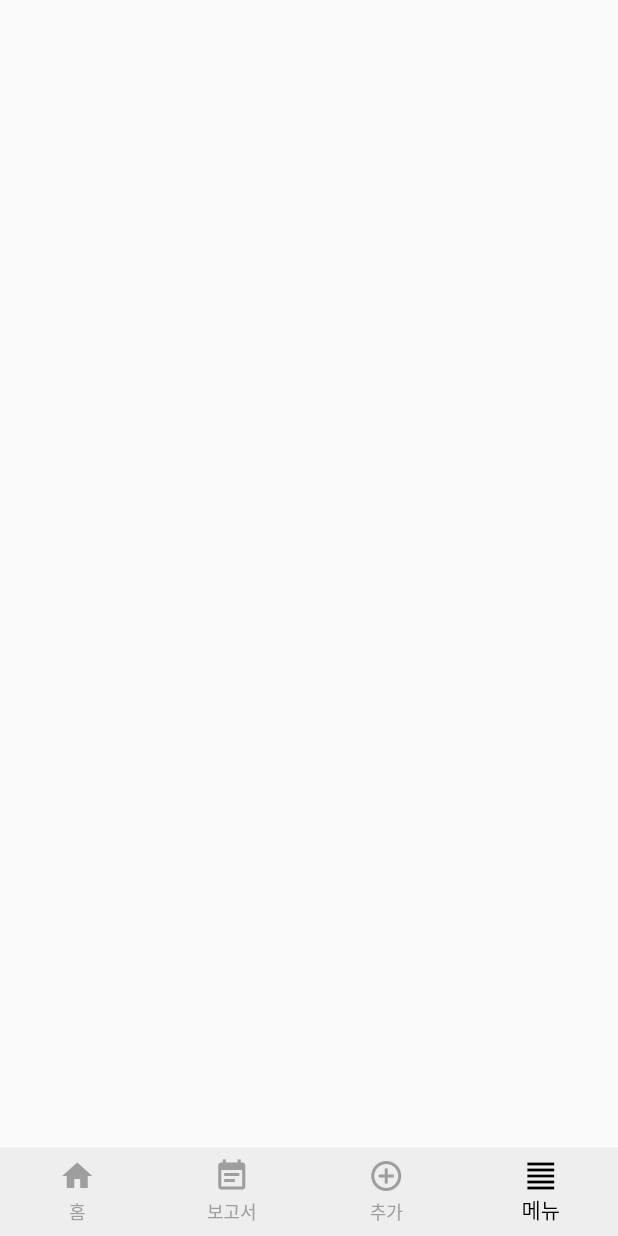
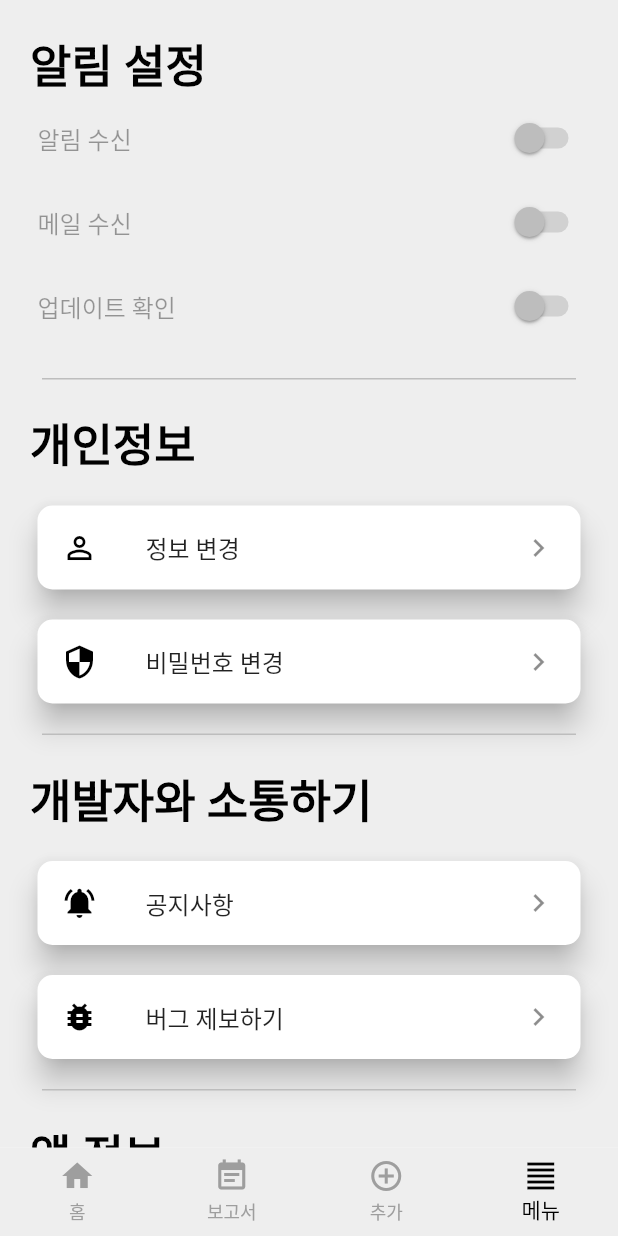
Before and after one commit to DSCHUFS/DSC-Solution-Challenge-2020, a Flutter app: the CustomAppBar screen opened by its route, item 4 of the bottom bar chosen, on a phone screen of 412 x 824 dp. Run offline on Flutter 3.47's test engine with Material 2 defaults, Android fonts, the phone set to English and light mode, and no system bars; our stand-ins replace cloud_firestore, email_validator, firebase_auth, modal_progress_hud, shared_preferences; accounts and stored records are empty; Roboto replaces fonts that are missing (SCDream).

Commit message:
add setting page

```diff
--- a/lib/components/customAppBar.dart
+++ b/lib/components/customAppBar.dart
@@ -1,5 +1,6 @@
 import 'package:dsc_solution_challenge_2020/mainPage.dart';
 import 'package:dsc_solution_challenge_2020/reportListPage.dart';
+import 'package:dsc_solution_challenge_2020/settingPage.dart';
 import 'package:flutter/material.dart';
 import 'package:dsc_solution_challenge_2020/registerPage.dart';
 import 'package:dsc_solution_challenge_2020/models/profile.dart';
@@ -23,7 +24,7 @@ class _CustomAppBarState extends State<CustomAppBar> {
     //RegisterPage(),
     ReportListPage(),
     ReportListPage(),
-    ReportListPage(),
+    SettingPage(),
   ];
   void _onItemTapped(int index) {
     setState(() {
--- /dev/null
+++ b/lib/settingPage.dart
@@ -0,0 +1,184 @@
+import 'package:flutter/material.dart';
+
+class SettingPage extends StatelessWidget {
+  @override
+  Widget build(BuildContext context) {
+    return Scaffold(
+      backgroundColor: Colors.grey[200],
+      body: SafeArea(
+        child: SingleChildScrollView(
+          physics: AlwaysScrollableScrollPhysics(),
+          padding: const EdgeInsets.symmetric(horizontal: 20),
+          child: Column(
+            crossAxisAlignment: CrossAxisAlignment.start,
+            children: <Widget>[
+              SizedBox(height: 20.0),
+              Text(
+                "알림 설정",
+                style: TextStyle(
+                  fontSize: 30.0,
+                  fontWeight: FontWeight.bold,
+                  color: Colors.black,
+                  fontFamily: 'SCDream',
+                ),
+              ),
+              SwitchListTile(
+                activeColor: Colors.tealAccent[700],
+                contentPadding: const EdgeInsets.only(left: 5),
+                value: false,
+                title: Text("알림 수신"),
+                onChanged: null,
+              ),
+              SwitchListTile(
+                activeColor: Colors.tealAccent[700],
+                contentPadding: const EdgeInsets.only(left: 5),
+                value: false,
+                title: Text("메일 수신"),
+                onChanged: null,
+              ),
+              SwitchListTile(
+                activeColor: Colors.tealAccent[700],
+                contentPadding: const EdgeInsets.only(left: 5),
+                value: false,
+                title: Text("업데이트 확인"),
+                onChanged: null,
+              ),
+              SizedBox(height: 20.0),
+              _buildDivider(),
+              SizedBox(height: 20.0),
+              Text(
+                "개인정보",
+                style: TextStyle(
+                  fontSize: 30.0,
+                  fontWeight: FontWeight.bold,
+                  color: Colors.black,
+                  fontFamily: 'SCDream',
+                ),
+              ),
+              SizedBox(height: 20.0),
+              Card(
+                elevation: 8.0,
+                margin: EdgeInsets.fromLTRB(5.0, 0.0, 5.0, 0.0),
+                shape: RoundedRectangleBorder(
+                    borderRadius: BorderRadius.circular(10.0)),
+                color: Colors.white,
+                child: ListTile(
+                  leading: Icon(
+                    Icons.perm_identity,
+                    color: Colors.black,
+                  ),
+                  title: Text('정보 변경'),
+                  trailing: Icon(Icons.keyboard_arrow_right),
+                  onTap: () {},
+                ),
+              ),
+              SizedBox(height: 20.0),
+              Card(
+                elevation: 8.0,
+                margin: EdgeInsets.fromLTRB(5.0, 0.0, 5.0, 0.0),
+                shape: RoundedRectangleBorder(
+                    borderRadius: BorderRadius.circular(10.0)),
+                color: Colors.white,
+                child: ListTile(
+                  leading: Icon(
+                    Icons.security,
+                    color: Colors.black,
+                  ),
+                  title: Text('비밀번호 변경'),
+                  trailing: Icon(Icons.keyboard_arrow_right),
+                  onTap: () {},
+                ),
+              ),
+              SizedBox(height: 20.0),
+              _buildDivider(),
+              SizedBox(height: 20.0),
+              Text(
+                "개발자와 소통하기",
+                style: TextStyle(
+                  fontSize: 30.0,
+                  fontWeight: FontWeight.bold,
+                  color: Colors.black,
+                  fontFamily: 'SCDream',
+                ),
+              ),
+              SizedBox(height: 20.0),
+              Card(
+                elevation: 8.0,
+                margin: EdgeInsets.fromLTRB(5.0, 0.0, 5.0, 0.0),
+                shape: RoundedRectangleBorder(
+                    borderRadius: BorderRadius.circular(10.0)),
+                color: Colors.white,
+                child: ListTile(
+                  leading: Icon(
+                    Icons.notifications_active,
+                    color: Colors.black,
+                  ),
+                  title: Text('공지사항'),
+                  trailing: Icon(Icons.keyboard_arrow_right),
+                  onTap: () {},
+                ),
+              ),
+              SizedBox(height: 20.0),
+              Card(
+                elevation: 8.0,
+                margin: EdgeInsets.fromLTRB(5.0, 0.0, 5.0, 0.0),
+                shape: RoundedRectangleBorder(
+                    borderRadius: BorderRadius.circular(10.0)),
+                color: Colors.white,
+                child: ListTile(
+                  leading: Icon(
+                    Icons.bug_report,
+                    color: Colors.black,
+                  ),
+                  title: Text('버그 제보하기'),
+                  trailing: Icon(Icons.keyboard_arrow_right),
+                  onTap: () {},
+                ),
+              ),
+              SizedBox(height: 20.0),
+              _buildDivider(),
+              SizedBox(height: 20.0),
+              Text(
+                "앱 정보",
+                style: TextStyle(
+                  fontSize: 30.0,
+                  fontWeight: FontWeight.bold,
+                  color: Colors.black,
+                  fontFamily: 'SCDream',
+                ),
+              ),
+              SizedBox(height: 20.0),
+              Card(
+                elevation: 8.0,
+                margin: EdgeInsets.fromLTRB(5.0, 0.0, 5.0, 0.0),
+                shape: RoundedRectangleBorder(
+                    borderRadius: BorderRadius.circular(10.0)),
+                color: Colors.white,
+                child: ListTile(
+                  leading: Icon(
+                    Icons.info_outline,
+                    color: Colors.black,
+                  ),
+                  title: Text("About this app"),
+                  trailing: Icon(Icons.keyboard_arrow_right),
+                  onTap: () {},
+                ),
+              ),
+            ],
+          ),
+        ),
+      ),
+    );
+  }
+
+  Container _buildDivider() {
+    return Container(
+      margin: const EdgeInsets.symmetric(
+        horizontal: 8.0,
+      ),
+      width: double.infinity,
+      height: 1.0,
+      color: Colors.grey.shade400,
+    );
+  }
+}
```
